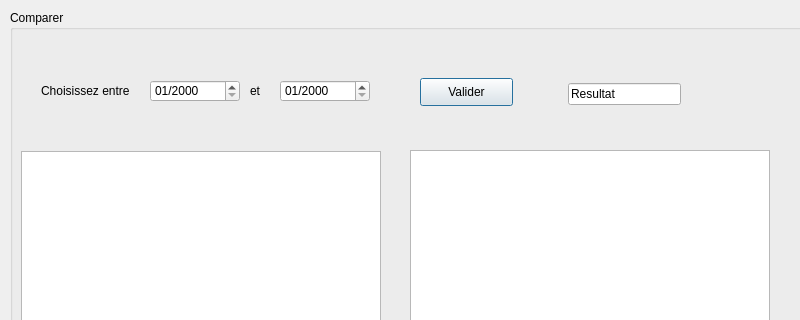
Old version of the form Mouadhromdhane/dialog__2.ui in the repository ZghalYoussef97/Sixpack-; both pictures show x 0 to 800 and y 0 to 320 of the 928 by 607 pixel window.
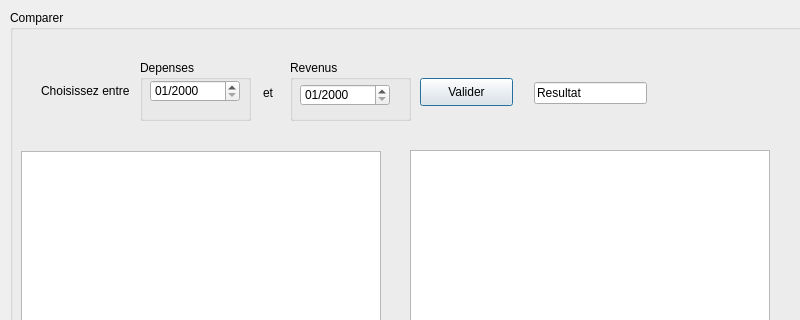
New version of the form.

```diff
--- a/Mouadhromdhane/dialog__2.ui
+++ b/Mouadhromdhane/dialog__2.ui
@@ -30,7 +30,7 @@
      <rect>
       <x>31</x>
       <y>73</y>
-      <width>91</width>
+      <width>100</width>
       <height>16</height>
      </rect>
     </property>
@@ -38,24 +38,11 @@
      <string>Choisissez entre</string>
     </property>
    </widget>
-   <widget class="QDateEdit" name="dateEdit_2">
-    <property name="geometry">
-     <rect>
-      <x>270</x>
-      <y>70</y>
-      <width>90</width>
-      <height>22</height>
-     </rect>
-    </property>
-    <property name="displayFormat">
-     <string>MM/yyyy</string>
-    </property>
-   </widget>
    <widget class="QLabel" name="label_2">
     <property name="geometry">
      <rect>
-      <x>240</x>
-      <y>73</y>
+      <x>253</x>
+      <y>75</y>
       <width>16</width>
       <height>16</height>
      </rect>
@@ -64,19 +51,6 @@
      <string>et</string>
     </property>
    </widget>
-   <widget class="QDateEdit" name="dateEdit">
-    <property name="geometry">
-     <rect>
-      <x>140</x>
-      <y>70</y>
-      <width>90</width>
-      <height>22</height>
-     </rect>
-    </property>
-    <property name="displayFormat">
-     <string>MM/yyyy</string>
-    </property>
-   </widget>
    <widget class="QPushButton" name="pushButton_2">
     <property name="geometry">
      <rect>
@@ -149,8 +123,8 @@
    <widget class="QLineEdit" name="lineEdit_3">
     <property name="geometry">
      <rect>
-      <x>558</x>
-      <y>73</y>
+      <x>524</x>
+      <y>72</y>
       <width>113</width>
       <height>22</height>
      </rect>
@@ -182,6 +156,84 @@
      </rect>
     </property>
    </widget>
+   <widget class="QGroupBox" name="groupBox_12">
+    <property name="geometry">
+     <rect>
+      <x>130</x>
+      <y>50</y>
+      <width>111</width>
+      <height>61</height>
+     </rect>
+    </property>
+    <property name="title">
+     <string>Depenses</string>
+    </property>
+    <widget class="QGroupBox" name="groupBox_13">
+     <property name="geometry">
+      <rect>
+       <x>230</x>
+       <y>0</y>
+       <width>141</width>
+       <height>66</height>
+      </rect>
+     </property>
+     <property name="title">
+      <string>Depenses</string>
+     </property>
+    </widget>
+    <widget class="QDateEdit" name="dateEdit">
+     <property name="geometry">
+      <rect>
+       <x>10</x>
+       <y>20</y>
+       <width>90</width>
+       <height>22</height>
+      </rect>
+     </property>
+     <property name="displayFormat">
+      <string>MM/yyyy</string>
+     </property>
+    </widget>
+   </widget>
+   <widget class="QGroupBox" name="groupBox_10">
+    <property name="geometry">
+     <rect>
+      <x>280</x>
+      <y>50</y>
+      <width>121</width>
+      <height>61</height>
+     </rect>
+    </property>
+    <property name="title">
+     <string>Revenus</string>
+    </property>
+    <widget class="QGroupBox" name="groupBox_11">
+     <property name="geometry">
+      <rect>
+       <x>230</x>
+       <y>0</y>
+       <width>141</width>
+       <height>66</height>
+      </rect>
+     </property>
+     <property name="title">
+      <string>Depenses</string>
+     </property>
+    </widget>
+    <widget class="QDateEdit" name="dateEdit_2">
+     <property name="geometry">
+      <rect>
+       <x>10</x>
+       <y>24</y>
+       <width>90</width>
+       <height>22</height>
+      </rect>
+     </property>
+     <property name="displayFormat">
+      <string>MM/yyyy</string>
+     </property>
+    </widget>
+   </widget>
   </widget>
  </widget>
  <resources/>
```
